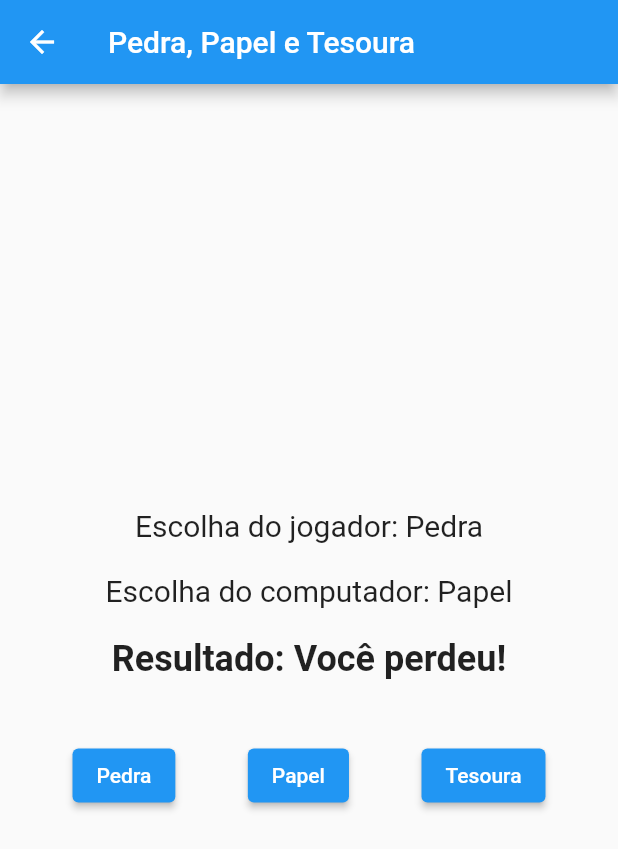
After one commit to FagionatoRafael/jogodavelha, a Flutter app: the PedraPapelTesoura screen opened directly, after a tap on "Pedra", on a phone screen of 412 x 824 dp. The commit adds this screen. Shown: the top 849 px of the screen. Run offline on Flutter 3.47's test engine with Material 2 defaults, Android fonts, the phone set to English and light mode, and no system bars; our stand-ins replace flip_card.

Commit message:
novo jogo de pedra, papel e tesoura

```diff
--- a/lib/View/home.dart
+++ b/lib/View/home.dart
@@ -1,5 +1,6 @@
 import 'package:flutter/material.dart';
 import 'package:jogodavelha/View/cara_ou_coroa.dart';
+import 'package:jogodavelha/View/pedra_papel_tesoura.dart';
 import 'package:jogodavelha/View/tic_tac_toe_view.dart';
 
 class Home extends StatefulWidget {
@@ -16,7 +17,6 @@ class _HomeState extends State<Home> {
       child: Column(
         mainAxisAlignment: MainAxisAlignment.center,
         children: [
-          Text('Muitos Jogos'),
           ElevatedButton(
               onPressed: () => Navigator.push(context,
                 MaterialPageRoute(builder: (context) => const TicTacToeView()),),
@@ -24,7 +24,11 @@ class _HomeState extends State<Home> {
           ElevatedButton(
               onPressed: () => Navigator.push(context,
                 MaterialPageRoute(builder: (context) => const CaraOuCoroa()),),
-              child: Text('Cara Ou Coroa'))
+              child: Text('Cara Ou Coroa')),
+          ElevatedButton(
+              onPressed: () => Navigator.push(context,
+                MaterialPageRoute(builder: (context) => const PedraPapelTesoura()),),
+              child: Text('Pedra, Papel e Tesoura'))
         ],
       )
     );
--- /dev/null
+++ b/lib/View/pedra_papel_tesoura.dart
@@ -0,0 +1,86 @@
+import 'dart:math';
+
+import 'package:flutter/material.dart';
+
+class PedraPapelTesoura extends StatefulWidget {
+  const PedraPapelTesoura({super.key});
+
+  @override
+  _PedraPapelTesouraState createState() => _PedraPapelTesouraState();
+}
+
+class _PedraPapelTesouraState extends State<PedraPapelTesoura> {
+  final List<String> choices = ['Pedra', 'Papel', 'Tesoura'];
+  String playerChoice = '';
+  String computerChoice = '';
+  String result = '';
+
+  void playGame(int playerIndex) {
+    setState(() {
+      playerChoice = choices[playerIndex];
+      final Random random = Random();
+      final int computerIndex = random.nextInt(3);
+      computerChoice = choices[computerIndex];
+
+      if (playerChoice == computerChoice) {
+        result = 'Empate!';
+      } else if (
+      (playerChoice == 'Pedra' && computerChoice == 'Tesoura') ||
+          (playerChoice == 'Papel' && computerChoice == 'Pedra') ||
+          (playerChoice == 'Tesoura' && computerChoice == 'Papel')
+      ) {
+        result = 'Você ganhou!';
+      } else {
+        result = 'Você perdeu!';
+      }
+    });
+  }
+
+  @override
+  Widget build(BuildContext context) {
+    return Scaffold(
+      appBar: AppBar(
+        title: Text('Pedra, Papel e Tesoura'),
+      ),
+      body: Center(
+        child: Column(
+          mainAxisAlignment: MainAxisAlignment.center,
+          children: <Widget>[
+            Text(
+              'Escolha do jogador: $playerChoice',
+              style: TextStyle(fontSize: 20),
+            ),
+            SizedBox(height: 20),
+            Text(
+              'Escolha do computador: $computerChoice',
+              style: TextStyle(fontSize: 20),
+            ),
+            SizedBox(height: 20),
+            Text(
+              'Resultado: $result',
+              style: TextStyle(fontSize: 24, fontWeight: FontWeight.bold),
+            ),
+            SizedBox(height: 40),
+            Row(
+              mainAxisAlignment: MainAxisAlignment.spaceEvenly,
+              children: <Widget>[
+                ElevatedButton(
+                  onPressed: () => playGame(0),
+                  child: Text('Pedra'),
+                ),
+                ElevatedButton(
+                  onPressed: () => playGame(1),
+                  child: Text('Papel'),
+                ),
+                ElevatedButton(
+                  onPressed: () => playGame(2),
+                  child: Text('Tesoura'),
+                ),
+              ],
+            )
+          ],
+        ),
+      ),
+    );
+  }
+}
--- a/lib/View/tic_tac_toe_view.dart
+++ b/lib/View/tic_tac_toe_view.dart
@@ -92,10 +92,6 @@ class _TicTacToeViewState extends State<TicTacToeView> {
             InkWell(
               onTap: () {
                 Navigator.pop(context);
-                // Navigator.pushReplacement(
-                //   context,
-                //   MaterialPageRoute(builder: (context) => const Home()),
-                // );
               },
               child: Padding(
                 padding: EdgeInsets.only(top: 8.0),
```
